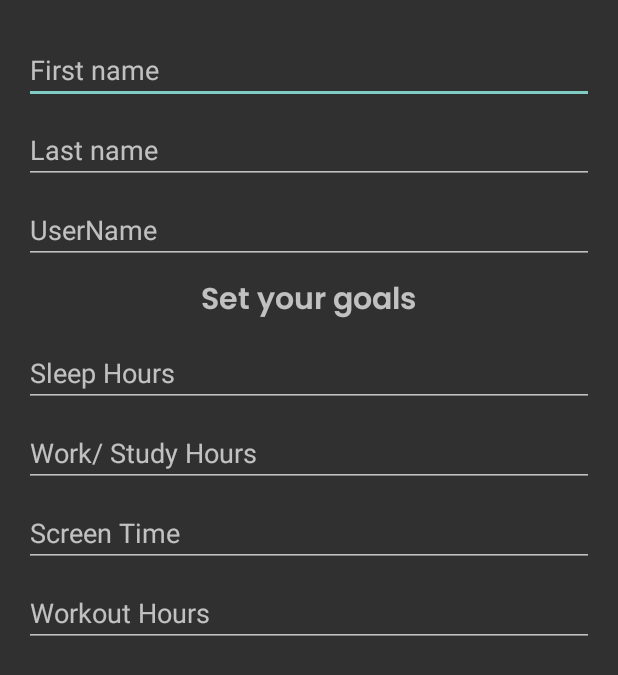
After one commit to Biswadip-24/productivity-tracker-frontend, an Android app: the layout layout_dialog.xml on its own in the app's theme, with its tools: preview values and no code run, on a phone screen of 412 x 824 dp. The commit adds this screen. Shown: the top 675 px of the screen. Run offline under Robolectric (Android 15) with nearby library versions, the phone set to English and light mode, and no system bars.

Commit message:
Initial user details form added

```diff
--- /dev/null
+++ b/app/src/main/res/layout/layout_dialog.xml
@@ -0,0 +1,72 @@
+<?xml version="1.0" encoding="utf-8"?>
+<ScrollView xmlns:android="http://schemas.android.com/apk/res/android"
+    android:orientation="vertical"
+    android:layout_width="match_parent"
+    android:layout_height="match_parent">
+
+    <LinearLayout
+        android:layout_width="match_parent"
+        android:layout_height="wrap_content"
+        android:gravity="center_horizontal"
+        android:padding="16dp"
+        android:orientation="vertical">
+
+        <EditText
+            android:layout_width="match_parent"
+            android:layout_height="wrap_content"
+            android:id="@+id/firstname"
+            android:layout_marginTop="8dp"
+            android:hint="First name"/>
+
+        <EditText
+            android:layout_width="match_parent"
+            android:layout_height="wrap_content"
+            android:id="@+id/lastname"
+            android:layout_marginTop="8dp"
+            android:hint="Last name"/>
+
+        <EditText
+            android:layout_width="match_parent"
+            android:layout_height="wrap_content"
+            android:id="@+id/user_name"
+            android:layout_marginTop="8dp"
+            android:hint="UserName"/>
+
+        <TextView
+            android:layout_width="wrap_content"
+            android:layout_height="wrap_content"
+            android:text="Set your goals"
+            android:fontFamily="@font/poppins_semibold"
+            android:layout_margin="8dp"
+            android:textSize="20sp"/>
+
+        <EditText
+            android:layout_width="match_parent"
+            android:layout_height="wrap_content"
+            android:id="@+id/sleep_hours"
+            android:hint="@string/sleep_hours"/>
+
+        <EditText
+            android:layout_width="match_parent"
+            android:layout_height="wrap_content"
+            android:id="@+id/work_hours"
+            android:layout_marginTop="8dp"
+            android:hint="@string/work_study_hours"/>
+
+        <EditText
+            android:layout_width="match_parent"
+            android:layout_height="wrap_content"
+            android:id="@+id/screen_time"
+            android:layout_marginTop="8dp"
+            android:hint="@string/screen_time"/>
+
+        <EditText
+            android:layout_width="match_parent"
+            android:layout_height="wrap_content"
+            android:id="@+id/workout_time"
+            android:layout_marginTop="8dp"
+            android:hint="@string/workout_hours"/>
+
+    </LinearLayout>
+
+</ScrollView>
```
Also changed, not shown: app/src/main/java/com/example/productivitytracker/HomeFragment.java (+61 -8 lines).
